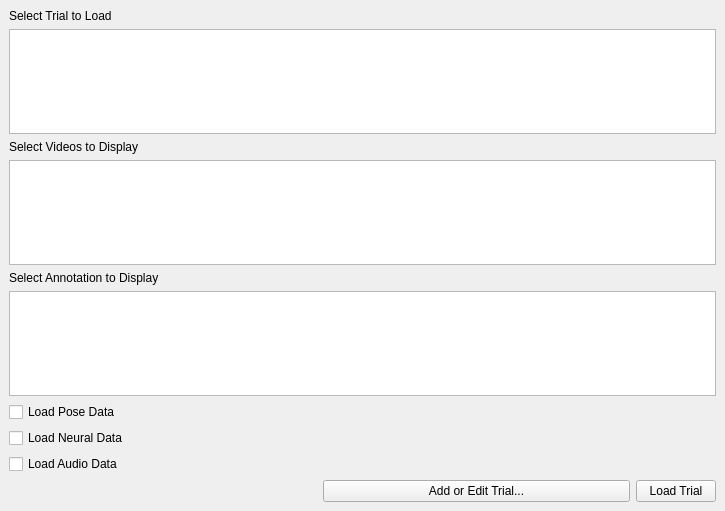
Before: the Qt Designer form src/db/trialWindow.ui in neuroethology/bento, drawn with Qt 5.
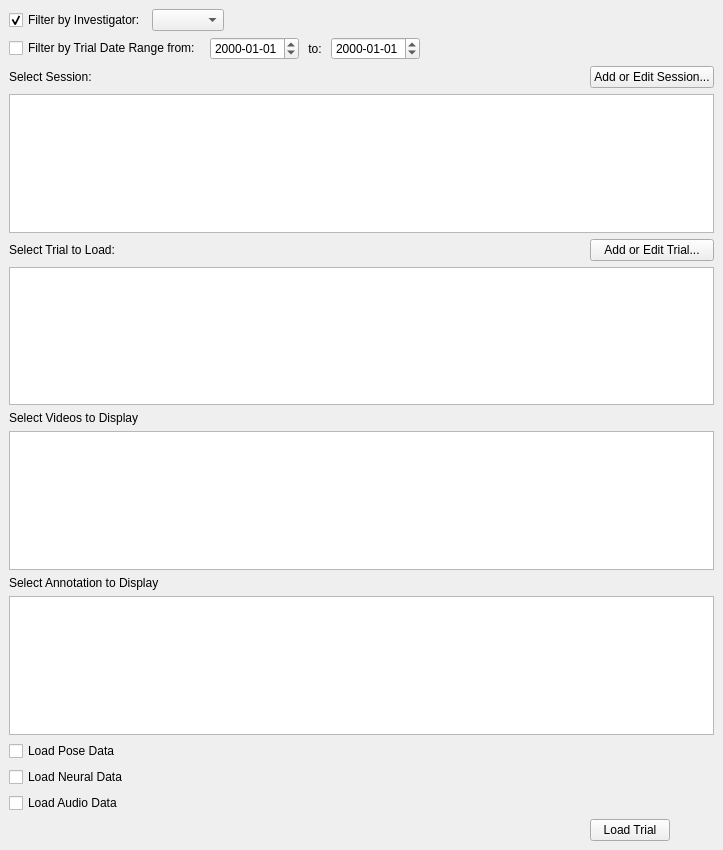
After: the same form once the commit is applied.

Commit message: Development chkpoint--combine session and trial ui

```diff
--- a/src/db/trialWindow.ui
+++ b/src/db/trialWindow.ui
@@ -6,30 +6,45 @@
    <rect>
     <x>0</x>
     <y>0</y>
-    <width>725</width>
-    <height>511</height>
+    <width>723</width>
+    <height>850</height>
    </rect>
   </property>
   <property name="windowTitle">
    <string>Trial Selection Window</string>
   </property>
   <widget class="QWidget" name="dockWidgetContents">
-   <layout class="QGridLayout" name="gridLayout" rowstretch="0,1,0,1,0,1,0,0,0,0,0">
-    <item row="10" column="1">
-     <widget class="QPushButton" name="newTrialPushButton">
-      <property name="text">
-       <string>Add or Edit Trial...</string>
+   <layout class="QGridLayout" name="gridLayout" rowstretch="0,0,0,0,0,0,0,0,0,0,0,0,0,0,0">
+    <item row="9" column="0" colspan="3">
+     <widget class="QTableView" name="annotationTableView">
+      <property name="editTriggers">
+       <set>QAbstractItemView::NoEditTriggers</set>
       </property>
+      <property name="showDropIndicator" stdset="0">
+       <bool>false</bool>
+      </property>
+      <property name="dragDropOverwriteMode">
+       <bool>false</bool>
+      </property>
+      <property name="selectionMode">
+       <enum>QAbstractItemView::MultiSelection</enum>
+      </property>
+      <property name="selectionBehavior">
+       <enum>QAbstractItemView::SelectRows</enum>
+      </property>
+      <attribute name="horizontalHeaderStretchLastSection">
+       <bool>true</bool>
+      </attribute>
      </widget>
     </item>
-    <item row="2" column="0">
+    <item row="6" column="0">
      <widget class="QLabel" name="videoViewLabel">
       <property name="text">
        <string>Select Videos to Display</string>
       </property>
      </widget>
     </item>
-    <item row="1" column="0" colspan="3">
+    <item row="5" column="0" colspan="3">
      <widget class="QTableView" name="trialTableView">
       <property name="editTriggers">
        <set>QAbstractItemView::NoEditTriggers</set>
@@ -54,74 +69,28 @@
       </attribute>
      </widget>
     </item>
-    <item row="10" column="2">
-     <widget class="QPushButton" name="loadTrialPushButton">
-      <property name="sizePolicy">
-       <sizepolicy hsizetype="Fixed" vsizetype="Fixed">
-        <horstretch>0</horstretch>
-        <verstretch>0</verstretch>
-       </sizepolicy>
-      </property>
+    <item row="2" column="0">
+     <widget class="QLabel" name="sessionViewLabel">
       <property name="text">
-       <string>Load Trial</string>
+       <string>Select Session:</string>
       </property>
      </widget>
     </item>
-    <item row="3" column="0" colspan="3">
-     <widget class="QTableView" name="videoTableView">
-      <property name="editTriggers">
-       <set>QAbstractItemView::NoEditTriggers</set>
+    <item row="8" column="0">
+     <widget class="QLabel" name="annotationsViewLabel">
+      <property name="text">
+       <string>Select Annotation to Display</string>
       </property>
-      <property name="showDropIndicator" stdset="0">
-       <bool>false</bool>
-      </property>
-      <property name="dragDropOverwriteMode">
-       <bool>false</bool>
-      </property>
-      <property name="selectionMode">
-       <enum>QAbstractItemView::MultiSelection</enum>
-      </property>
-      <property name="selectionBehavior">
-       <enum>QAbstractItemView::SelectRows</enum>
-      </property>
-      <property name="textElideMode">
-       <enum>Qt::ElideNone</enum>
-      </property>
-      <attribute name="horizontalHeaderStretchLastSection">
-       <bool>true</bool>
-      </attribute>
      </widget>
     </item>
-    <item row="5" column="0" colspan="3">
-     <widget class="QTableView" name="annotationTableView">
-      <property name="editTriggers">
-       <set>QAbstractItemView::NoEditTriggers</set>
-      </property>
-      <property name="showDropIndicator" stdset="0">
-       <bool>false</bool>
-      </property>
-      <property name="dragDropOverwriteMode">
-       <bool>false</bool>
-      </property>
-      <property name="selectionMode">
-       <enum>QAbstractItemView::MultiSelection</enum>
-      </property>
-      <property name="selectionBehavior">
-       <enum>QAbstractItemView::SelectRows</enum>
-      </property>
-      <attribute name="horizontalHeaderStretchLastSection">
-       <bool>true</bool>
-      </attribute>
-     </widget>
-    </item>
-    <item row="0" column="0">
+    <item row="4" column="0">
      <widget class="QLabel" name="trialViewLabel">
       <property name="text">
-       <string>Select Trial to Load</string>
+       <string>Select Trial to Load:</string>
       </property>
      </widget>
     </item>
-    <item row="9" column="0">
+    <item row="13" column="0">
      <layout class="QVBoxLayout" name="loadCheckBoxesVerticalLayout">
       <item>
        <widget class="QCheckBox" name="loadPoseCheckBox">
@@ -146,10 +115,140 @@
       </item>
      </layout>
     </item>
-    <item row="4" column="0">
-     <widget class="QLabel" name="annotationsViewLabel">
+    <item row="7" column="0" colspan="3">
+     <widget class="QTableView" name="videoTableView">
+      <property name="editTriggers">
+       <set>QAbstractItemView::NoEditTriggers</set>
+      </property>
+      <property name="showDropIndicator" stdset="0">
+       <bool>false</bool>
+      </property>
+      <property name="dragDropOverwriteMode">
+       <bool>false</bool>
+      </property>
+      <property name="selectionMode">
+       <enum>QAbstractItemView::MultiSelection</enum>
+      </property>
+      <property name="selectionBehavior">
+       <enum>QAbstractItemView::SelectRows</enum>
+      </property>
+      <property name="textElideMode">
+       <enum>Qt::ElideNone</enum>
+      </property>
+      <attribute name="horizontalHeaderStretchLastSection">
+       <bool>true</bool>
+      </attribute>
+     </widget>
+    </item>
+    <item row="3" column="0" colspan="3">
+     <widget class="QTableView" name="sessionTableView">
+      <attribute name="horizontalHeaderDefaultSectionSize">
+       <number>60</number>
+      </attribute>
+      <attribute name="horizontalHeaderStretchLastSection">
+       <bool>true</bool>
+      </attribute>
+     </widget>
+    </item>
+    <item row="0" column="0" colspan="3">
+     <layout class="QHBoxLayout" name="investigatorHorizontalLayout">
+      <item>
+       <widget class="QCheckBox" name="useInvestigatorCheckBox">
+        <property name="text">
+         <string>Filter by Investigator:</string>
+        </property>
+        <property name="checked">
+         <bool>true</bool>
+        </property>
+       </widget>
+      </item>
+      <item>
+       <widget class="QComboBox" name="investigatorComboBox"/>
+      </item>
+      <item>
+       <spacer name="horizontalSpacer">
+        <property name="orientation">
+         <enum>Qt::Horizontal</enum>
+        </property>
+        <property name="sizeHint" stdset="0">
+         <size>
+          <width>40</width>
+          <height>20</height>
+         </size>
+        </property>
+       </spacer>
+      </item>
+     </layout>
+    </item>
+    <item row="1" column="0" colspan="3">
+     <layout class="QHBoxLayout" name="dateRangeHorizontalLayout">
+      <item>
+       <widget class="QCheckBox" name="useDateRangeCheckBox">
+        <property name="text">
+         <string>Filter by Trial Date Range from: </string>
+        </property>
+       </widget>
+      </item>
+      <item>
+       <widget class="QDateEdit" name="startDateEdit">
+        <property name="displayFormat">
+         <string>yyyy-MM-dd</string>
+        </property>
+       </widget>
+      </item>
+      <item>
+       <widget class="QLabel" name="dateRangeToLabel">
+        <property name="text">
+         <string> to: </string>
+        </property>
+       </widget>
+      </item>
+      <item>
+       <widget class="QDateEdit" name="endDateEdit">
+        <property name="displayFormat">
+         <string>yyyy-MM-dd</string>
+        </property>
+       </widget>
+      </item>
+      <item>
+       <spacer name="horizontalSpacer_2">
+        <property name="orientation">
+         <enum>Qt::Horizontal</enum>
+        </property>
+        <property name="sizeHint" stdset="0">
+         <size>
+          <width>40</width>
+          <height>20</height>
+         </size>
+        </property>
+       </spacer>
+      </item>
+     </layout>
+    </item>
+    <item row="4" column="2">
+     <widget class="QPushButton" name="addOrEditTrialPushButton">
       <property name="text">
-       <string>Select Annotation to Display</string>
+       <string>Add or Edit Trial...</string>
+      </property>
+     </widget>
+    </item>
+    <item row="2" column="2">
+     <widget class="QPushButton" name="addOrEditSessionPushButton">
+      <property name="text">
+       <string>Add or Edit Session...</string>
+      </property>
+     </widget>
+    </item>
+    <item row="14" column="2">
+     <widget class="QPushButton" name="loadTrialPushButton">
+      <property name="sizePolicy">
+       <sizepolicy hsizetype="Fixed" vsizetype="Fixed">
+        <horstretch>0</horstretch>
+        <verstretch>0</verstretch>
+       </sizepolicy>
+      </property>
+      <property name="text">
+       <string>Load Trial</string>
       </property>
      </widget>
     </item>
```
The commit also changes 8 other files.
